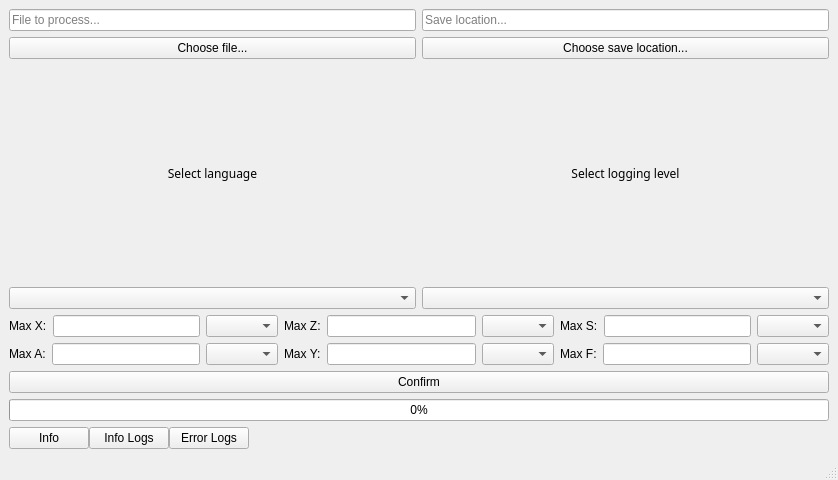
This is src/gui/main_window.ui in coolka1234/GCodeOptimizer as Qt 5 draws it before an edit. The edited form follows.
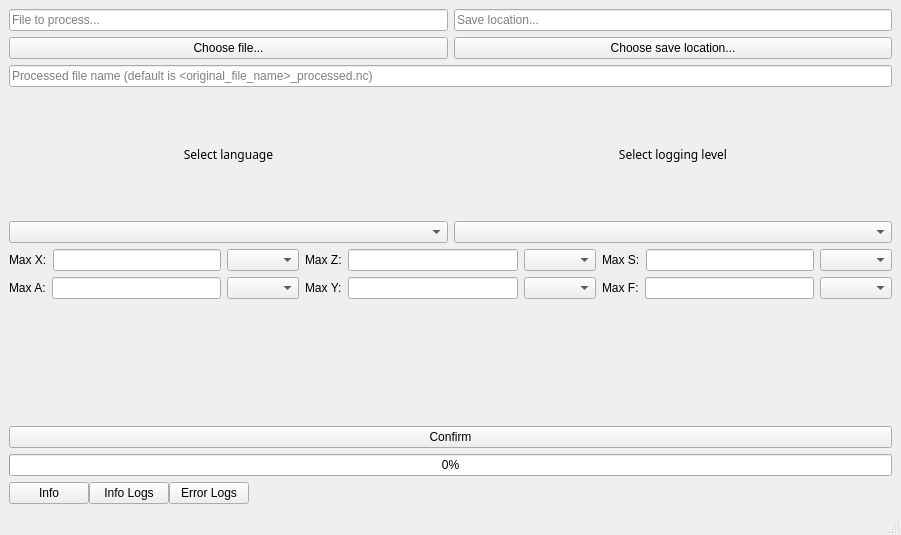
This is the edited form.

Patch:
```diff
--- a/src/gui/main_window.ui
+++ b/src/gui/main_window.ui
@@ -6,8 +6,8 @@
    <rect>
     <x>0</x>
     <y>0</y>
-    <width>838</width>
-    <height>480</height>
+    <width>901</width>
+    <height>535</height>
    </rect>
   </property>
   <property name="windowTitle">
@@ -16,8 +16,32 @@
   <widget class="QWidget" name="centralwidget">
    <layout class="QVBoxLayout" name="verticalLayout_2">
     <item>
-     <layout class="QGridLayout" name="gridLayout_4" rowstretch="4,4,1,1,4,0,1,1">
-      <item row="2" column="0">
+     <layout class="QGridLayout" name="gridLayout_4" rowstretch="4,4,2,1,4,0,1,1,0">
+      <item row="0" column="0">
+       <layout class="QHBoxLayout" name="horizontalLayout_3">
+        <item>
+         <widget class="QLineEdit" name="lineEditFilePath">
+          <property name="text">
+           <string/>
+          </property>
+          <property name="placeholderText">
+           <string>File to process...</string>
+          </property>
+         </widget>
+        </item>
+        <item>
+         <widget class="QLineEdit" name="lineEditSavePath">
+          <property name="text">
+           <string/>
+          </property>
+          <property name="placeholderText">
+           <string>Save location...</string>
+          </property>
+         </widget>
+        </item>
+       </layout>
+      </item>
+      <item row="3" column="0">
        <layout class="QHBoxLayout" name="horizontalLayout">
         <item>
          <widget class="QLabel" name="labelLanguage">
@@ -51,25 +75,7 @@
         </item>
        </layout>
       </item>
-      <item row="1" column="0">
-       <layout class="QHBoxLayout" name="horizontalLayout_2">
-        <item>
-         <widget class="QPushButton" name="pushButtonChooseFile">
-          <property name="text">
-           <string>Choose file...</string>
-          </property>
-         </widget>
-        </item>
-        <item>
-         <widget class="QPushButton" name="pushButtonChooseSave">
-          <property name="text">
-           <string>Choose save location...</string>
-          </property>
-         </widget>
-        </item>
-       </layout>
-      </item>
-      <item row="4" column="0">
+      <item row="5" column="0">
        <layout class="QGridLayout" name="gridLayout_2">
         <item row="0" column="1">
          <layout class="QGridLayout" name="gridLayout_3">
@@ -197,73 +203,7 @@
         </item>
        </layout>
       </item>
-      <item row="6" column="0">
-       <layout class="QVBoxLayout" name="verticalLayout">
-        <item>
-         <widget class="QPushButton" name="pushButtonConfirm">
-          <property name="text">
-           <string>Confirm</string>
-          </property>
-         </widget>
-        </item>
-        <item>
-         <widget class="QProgressBar" name="progressBar">
-          <property name="value">
-           <number>0</number>
-          </property>
-         </widget>
-        </item>
-       </layout>
-      </item>
-      <item row="3" column="0">
-       <layout class="QHBoxLayout" name="horizontalLayout_4">
-        <item>
-         <widget class="QComboBox" name="comboBoxLanguage">
-          <property name="editable">
-           <bool>false</bool>
-          </property>
-          <property name="currentText">
-           <string/>
-          </property>
-          <property name="placeholderText">
-           <string>Language...</string>
-          </property>
-         </widget>
-        </item>
-        <item>
-         <widget class="QComboBox" name="comboBoxLoggingLevel">
-          <property name="placeholderText">
-           <string>Logging level...</string>
-          </property>
-         </widget>
-        </item>
-       </layout>
-      </item>
-      <item row="0" column="0">
-       <layout class="QHBoxLayout" name="horizontalLayout_3">
-        <item>
-         <widget class="QLineEdit" name="lineEditFilePath">
-          <property name="text">
-           <string/>
-          </property>
-          <property name="placeholderText">
-           <string>File to process...</string>
-          </property>
-         </widget>
-        </item>
-        <item>
-         <widget class="QLineEdit" name="lineEditSavePath">
-          <property name="text">
-           <string/>
-          </property>
-          <property name="placeholderText">
-           <string>Save location...</string>
-          </property>
-         </widget>
-        </item>
-       </layout>
-      </item>
-      <item row="7" column="0">
+      <item row="8" column="0">
        <layout class="QHBoxLayout" name="horizontalLayout_10">
         <property name="spacing">
          <number>0</number>
@@ -322,6 +262,80 @@
         </item>
        </layout>
       </item>
+      <item row="1" column="0">
+       <layout class="QHBoxLayout" name="horizontalLayout_2">
+        <item>
+         <widget class="QPushButton" name="pushButtonChooseFile">
+          <property name="text">
+           <string>Choose file...</string>
+          </property>
+         </widget>
+        </item>
+        <item>
+         <widget class="QPushButton" name="pushButtonChooseSave">
+          <property name="text">
+           <string>Choose save location...</string>
+          </property>
+         </widget>
+        </item>
+       </layout>
+      </item>
+      <item row="4" column="0">
+       <layout class="QHBoxLayout" name="horizontalLayout_4">
+        <item>
+         <widget class="QComboBox" name="comboBoxLanguage">
+          <property name="editable">
+           <bool>false</bool>
+          </property>
+          <property name="currentText">
+           <string/>
+          </property>
+          <property name="placeholderText">
+           <string>Language...</string>
+          </property>
+         </widget>
+        </item>
+        <item>
+         <widget class="QComboBox" name="comboBoxLoggingLevel">
+          <property name="placeholderText">
+           <string>Logging level...</string>
+          </property>
+         </widget>
+        </item>
+       </layout>
+      </item>
+      <item row="7" column="0">
+       <layout class="QVBoxLayout" name="verticalLayout">
+        <item>
+         <widget class="QPushButton" name="pushButtonConfirm">
+          <property name="text">
+           <string>Confirm</string>
+          </property>
+         </widget>
+        </item>
+        <item>
+         <widget class="QProgressBar" name="progressBar">
+          <property name="value">
+           <number>0</number>
+          </property>
+         </widget>
+        </item>
+       </layout>
+      </item>
+      <item row="2" column="0">
+       <layout class="QHBoxLayout" name="horizontalLayout_5">
+        <item>
+         <widget class="QLineEdit" name="lineEditFileName">
+          <property name="maxLength">
+           <number>255</number>
+          </property>
+          <property name="placeholderText">
+           <string>Processed file name (default is &lt;original_file_name&gt;_processed.nc)</string>
+          </property>
+         </widget>
+        </item>
+       </layout>
+      </item>
      </layout>
     </item>
    </layout>
```
Left out of the diff: 2 changed lines with no effect on the pictures.
